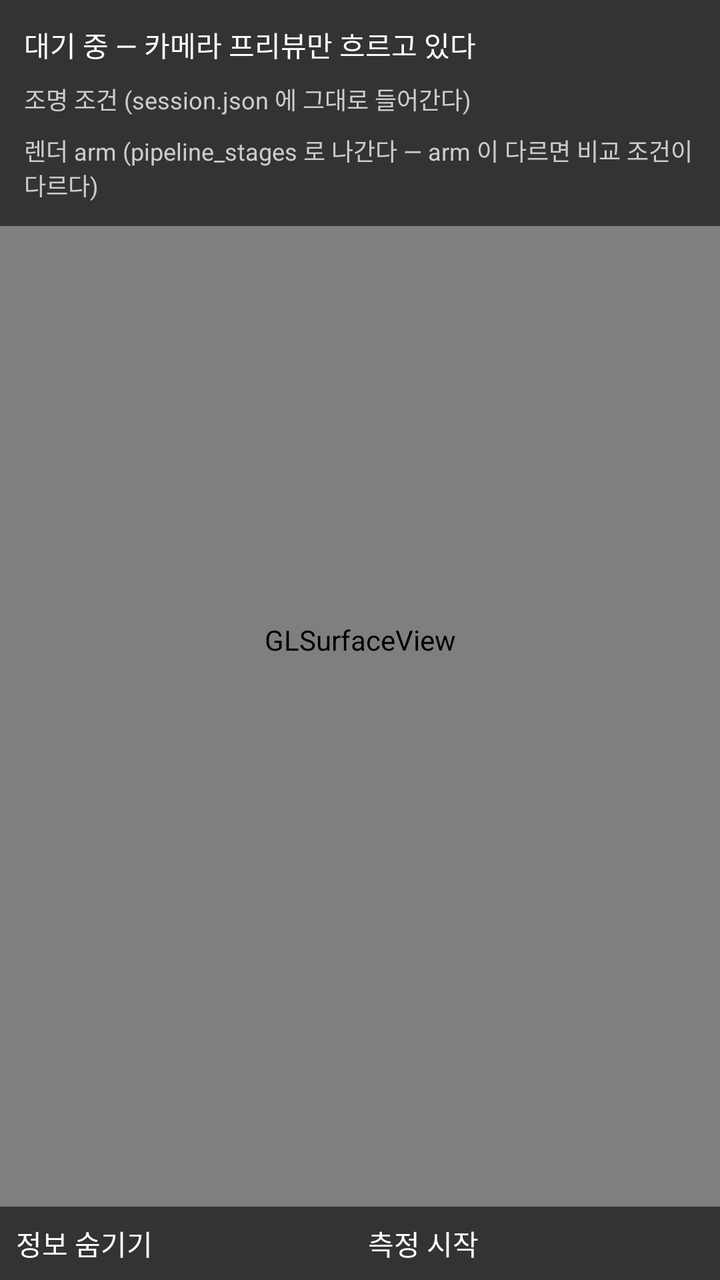
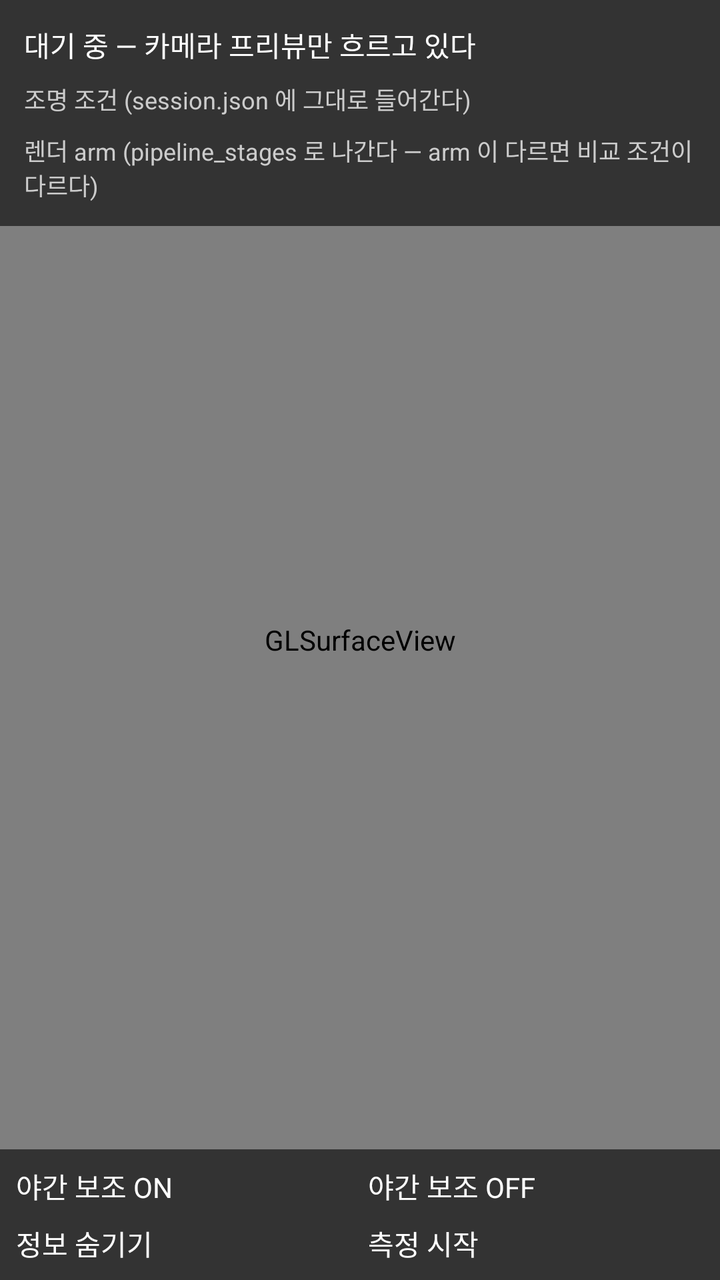

The first picture is an Android layout as it rendered before a commit; the second is the same layout after the commit. The layout source and the unified diff follow.
<!-- AndroidManifest.xml: application theme Theme.BammasilPoc -->
<!-- res/layout/activity_main.xml -->
<?xml version="1.0" encoding="utf-8"?>
<FrameLayout xmlns:android="http://schemas.android.com/apk/res/android"
    android:layout_width="match_parent"
    android:layout_height="match_parent"
    android:background="@android:color/black">

    
    <android.opengl.GLSurfaceView
        android:id="@+id/gl_view"
        android:layout_width="match_parent"
        android:layout_height="match_parent" />

    
    <LinearLayout
        android:id="@+id/info_panel"
        android:layout_width="match_parent"
        android:layout_height="wrap_content"
        android:layout_gravity="top"
        android:orientation="vertical"
        android:padding="12dp"
        android:background="#99000000">

        
        <TextView
            android:id="@+id/status_text"
            android:layout_width="match_parent"
            android:layout_height="wrap_content"
            android:textColor="@android:color/white"
            android:textSize="14sp"
            android:text="@string/idle" />

        <TextView
            android:layout_width="match_parent"
            android:layout_height="wrap_content"
            android:layout_marginTop="8dp"
            android:textColor="#CCCCCC"
            android:textSize="12sp"
            android:text="@string/lighting_label" />

        <Spinner
            android:id="@+id/lighting_spinner"
            android:layout_width="match_parent"
            android:layout_height="wrap_content" />

        <TextView
            android:layout_width="match_parent"
            android:layout_height="wrap_content"
            android:layout_marginTop="8dp"
            android:textColor="#CCCCCC"
            android:textSize="12sp"
            android:text="@string/arm_label" />

        
        <Spinner
            android:id="@+id/arm_spinner"
            android:layout_width="match_parent"
            android:layout_height="wrap_content" />
    </LinearLayout>

    
    <LinearLayout
        android:id="@+id/control_bar"
        android:layout_width="match_parent"
        android:layout_height="wrap_content"
        android:layout_gravity="bottom"
        android:orientation="horizontal"
        android:padding="8dp"
        android:background="#99000000">

        <Button
            android:id="@+id/hud_button"
            android:layout_width="0dp"
            android:layout_weight="1"
            android:layout_height="wrap_content"
            android:text="@string/hud_hide" />

        <Button
            android:id="@+id/toggle_button"
            android:layout_width="0dp"
            android:layout_weight="1"
            android:layout_height="wrap_content"
            android:layout_marginStart="8dp"
            android:text="@string/start" />
    </LinearLayout>

</FrameLayout>
<!-- resources referenced by this layout -->
<resources>
  <string name="arm_label">렌더 arm (pipeline_stages 로 나간다 — arm 이 다르면 비교 조건이 다르다)</string>
  <string name="hud_hide">정보 숨기기</string>
  <string name="idle">대기 중 — 카메라 프리뷰만 흐르고 있다</string>
  <string name="lighting_label">조명 조건 (session.json 에 그대로 들어간다)</string>
  <string name="start">측정 시작</string>
  <style name="Theme.BammasilPoc" parent="@android:style/Theme.Material.NoActionBar.Fullscreen">
          <item name="android:windowBackground">@android:color/black</item>
      </style>
</resources>

<!-- the commit's change to res/layout/activity_main.xml (unified diff, before → after) -->
@@ -63,24 +63,53 @@
         android:layout_width="match_parent"
         android:layout_height="wrap_content"
         android:layout_gravity="bottom"
-        android:orientation="horizontal"
+        android:orientation="vertical"
         android:padding="8dp"
         android:background="#99000000">
 
-        <Button
-            android:id="@+id/hud_button"
-            android:layout_width="0dp"
-            android:layout_weight="1"
+        
+        <LinearLayout
+            android:layout_width="match_parent"
             android:layout_height="wrap_content"
-            android:text="@string/hud_hide" />
+            android:orientation="horizontal">
 
-        <Button
-            android:id="@+id/toggle_button"
-            android:layout_width="0dp"
-            android:layout_weight="1"
+            <Button
+                android:id="@+id/btn_view_on"
+                android:layout_width="0dp"
+                android:layout_weight="1"
+                android:layout_height="wrap_content"
+                android:text="@string/view_on" />
+
+            <Button
+                android:id="@+id/btn_view_off"
+                android:layout_width="0dp"
+                android:layout_weight="1"
+                android:layout_height="wrap_content"
+                android:layout_marginStart="8dp"
+                android:text="@string/view_off" />
+        </LinearLayout>
+
+        <LinearLayout
+            android:layout_width="match_parent"
             android:layout_height="wrap_content"
-            android:layout_marginStart="8dp"
-            android:text="@string/start" />
+            android:layout_marginTop="8dp"
+            android:orientation="horizontal">
+
+            <Button
+                android:id="@+id/hud_button"
+                android:layout_width="0dp"
+                android:layout_weight="1"
+                android:layout_height="wrap_content"
+                android:text="@string/hud_hide" />
+
+            <Button
+                android:id="@+id/toggle_button"
+                android:layout_width="0dp"
+                android:layout_weight="1"
+                android:layout_height="wrap_content"
+                android:layout_marginStart="8dp"
+                android:text="@string/start" />
+        </LinearLayout>
     </LinearLayout>
 
 </FrameLayout>
<!-- resource entries referenced after the edit -->
@@ -5,6 +5,8 @@
   <string name="idle">대기 중 — 카메라 프리뷰만 흐르고 있다</string>
   <string name="lighting_label">조명 조건 (session.json 에 그대로 들어간다)</string>
   <string name="start">측정 시작</string>
+  <string name="view_off">야간 보조 OFF</string>
+  <string name="view_on">야간 보조 ON</string>
   <style name="Theme.BammasilPoc" parent="@android:style/Theme.Material.NoActionBar.Fullscreen">
           <item name="android:windowBackground">@android:color/black</item>
       </style>
